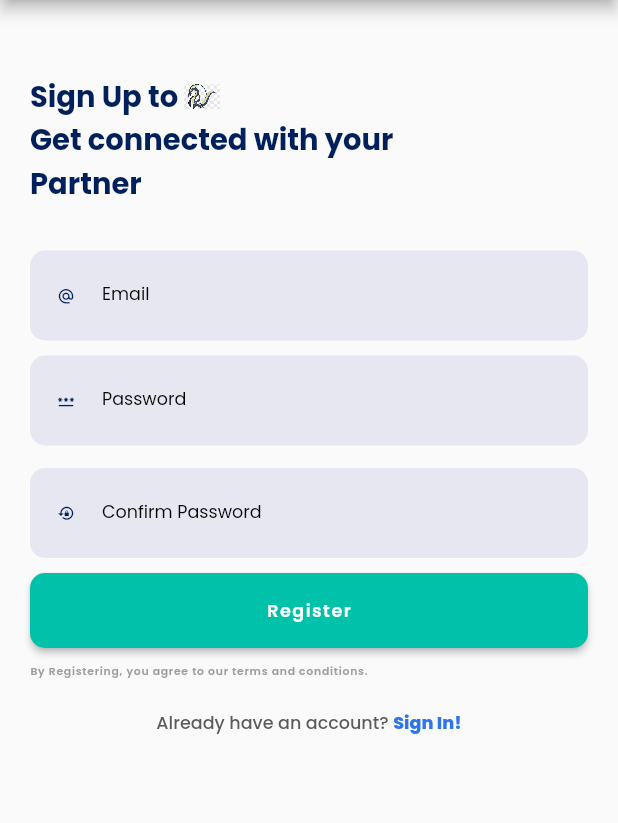
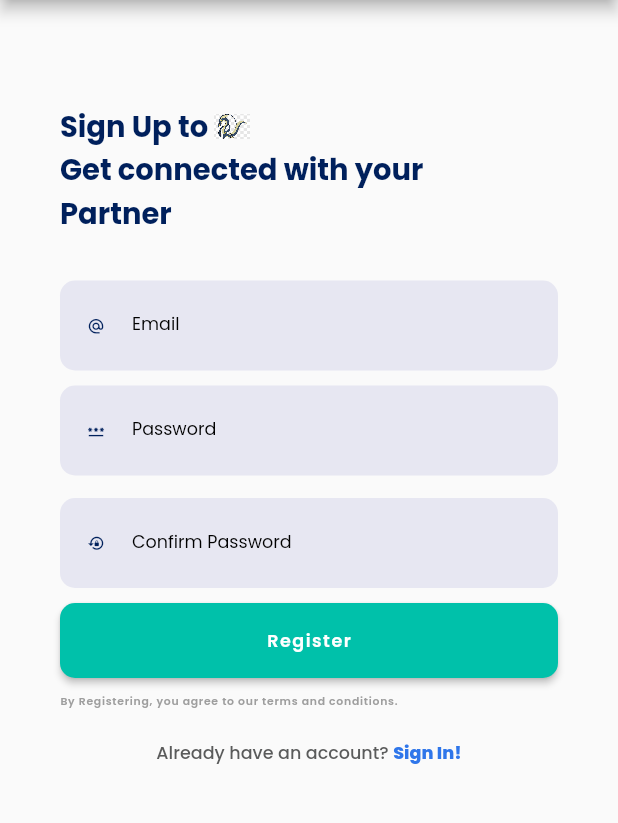
Before and after one commit to rehankhan132/tyamo, a Flutter app: the Register screen opened directly, on a phone screen of 412 x 824 dp, the part 84-907 px from its top. Run offline on Flutter 3.47's test engine with Material 2 defaults, Android fonts, the light colour scheme and no system bars; drawn by our look-alikes of rounded_loading_button; our stand-ins replace circular_profile_avatar, getwidget, google_fonts, page_transition, responsive_sizer.

Commit message:
Padding of Register.dart changed from 20 to 40

```diff
--- a/lib/Views/Auth/register.dart
+++ b/lib/Views/Auth/register.dart
@@ -32,7 +32,7 @@ class Register extends StatelessWidget {
       ),
       body: SingleChildScrollView(
         child: Padding(
-          padding: const EdgeInsets.all(20),
+          padding: const EdgeInsets.all(40),
           child: Column(children: [
             AuthHeading(
               mainText: "Sign Up to ",
```
